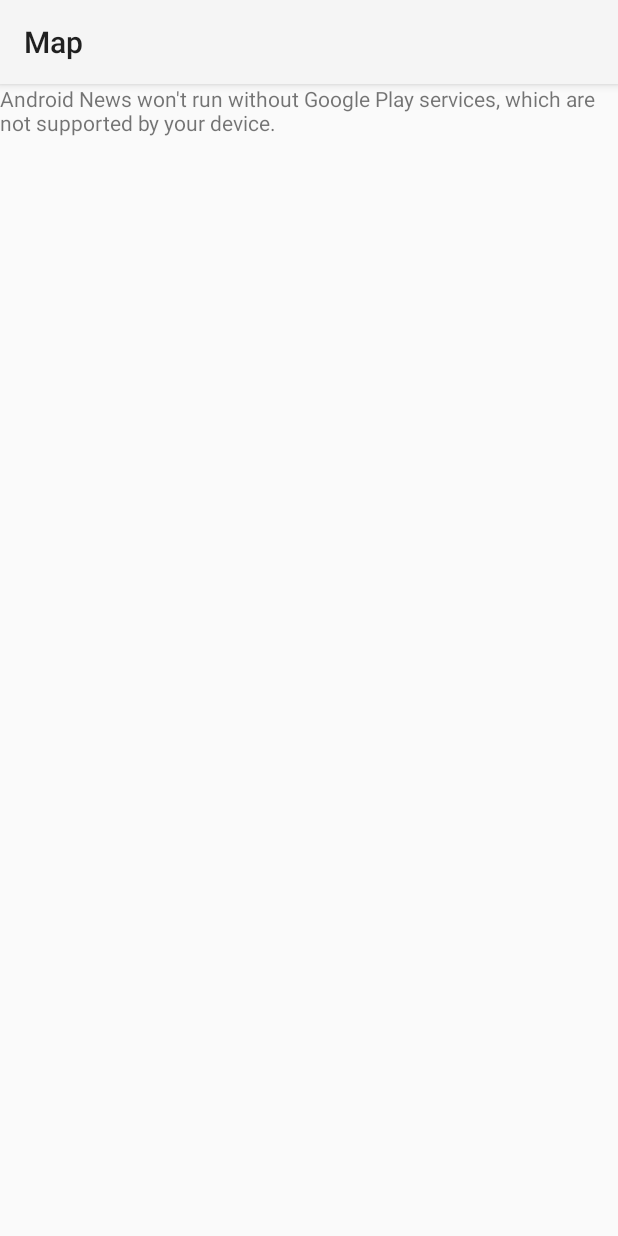
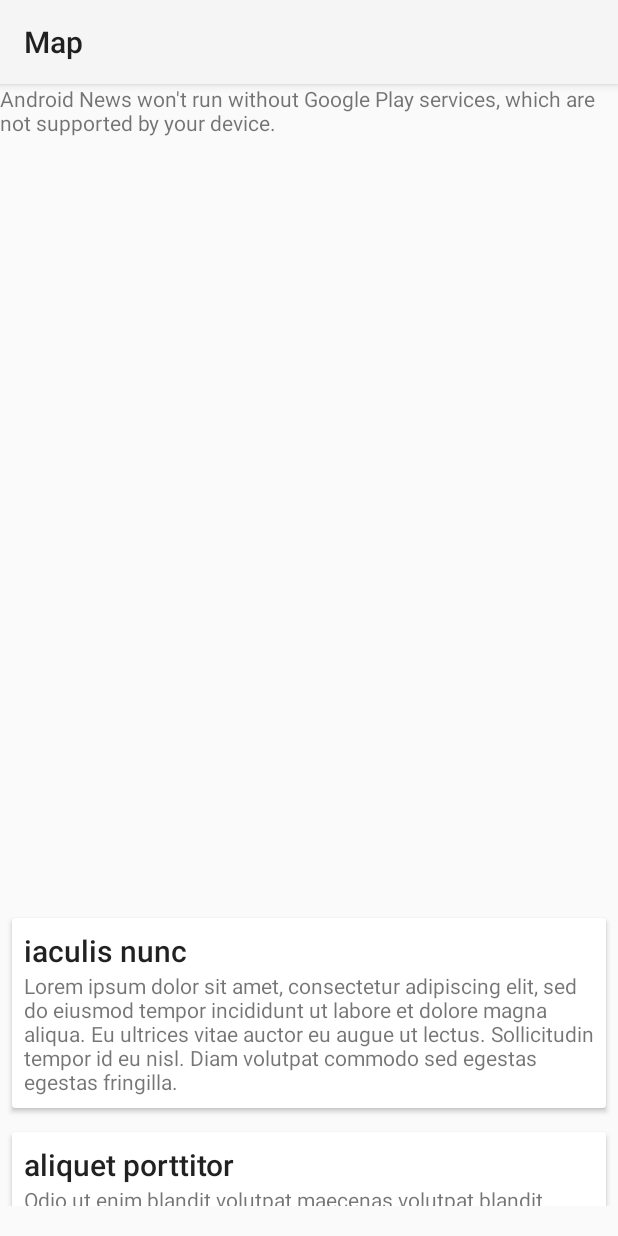
Before and after one commit to Oscarbk/Android-News, an Android app: the MapsActivity screen opened directly, with no data from a screen before it, on a phone screen of 412 x 824 dp. Run offline under Robolectric (Android 15) with nearby library versions, the phone set to English and light mode, and no system bars; libraries missing offline, so code that uses them is left out: org.jetbrains.anko.

Commit message:
News Overlay requirements "met" -ugly, needs tweaking

```diff
--- a/Project1/app/src/main/java/com/example/androidnews/MapsActivity.kt
+++ b/Project1/app/src/main/java/com/example/androidnews/MapsActivity.kt
@@ -12,13 +12,20 @@ import com.google.android.gms.maps.model.MarkerOptions
 import android.location.Address
 import android.location.Geocoder
 import android.util.Log
+import android.widget.ArrayAdapter
+import android.widget.HorizontalScrollView
+import android.widget.Spinner
 import android.widget.Toast
+import androidx.recyclerview.widget.LinearLayoutManager
+import androidx.recyclerview.widget.RecyclerView
 import org.jetbrains.anko.doAsync
 
 
 class MapsActivity : AppCompatActivity(), OnMapReadyCallback {
 
     private lateinit var mMap: GoogleMap
+
+    private lateinit var recyclerView: RecyclerView
 
     override fun onCreate(savedInstanceState: Bundle?) {
         super.onCreate(savedInstanceState)
@@ -27,6 +34,13 @@ class MapsActivity : AppCompatActivity(), OnMapReadyCallback {
         val mapFragment = supportFragmentManager
             .findFragmentById(R.id.map) as SupportMapFragment
         mapFragment.getMapAsync(this)
+
+        recyclerView = findViewById(R.id.recyclerView)
+        val sources = getFakeSources()
+        val adapter = SourcesAdapter(sources)
+
+        recyclerView.adapter = adapter
+        recyclerView.layoutManager = LinearLayoutManager(this)
     }
 
     /**
@@ -95,4 +109,48 @@ class MapsActivity : AppCompatActivity(), OnMapReadyCallback {
             }
         }
     }
+    fun getFakeSources(): List<Source> {
+        return listOf(
+            Source(
+                username = "iaculis nunc",
+                content = "Lorem ipsum dolor sit amet, consectetur adipiscing elit, sed do eiusmod tempor incididunt ut labore et dolore magna aliqua. Eu ultrices vitae auctor eu augue ut lectus. Sollicitudin tempor id eu nisl. Diam volutpat commodo sed egestas egestas fringilla.",
+            ),
+            Source(
+                username = "aliquet porttitor",
+                content = "Odio ut enim blandit volutpat maecenas volutpat blandit.",
+            ),
+            Source(
+                username = "tincidunt tortor",
+                content = "Luctus accumsan tortor posuere ac ut consequat semper viverra.",
+            ),
+            Source(
+                username = "tellus elementum",
+                content = "Urna condimentum mattis pellentesque id nibh. Sollicitudin aliquam ultrices sagittis orci a scelerisque. Egestas integer eget aliquet nibh praesent tristique magna sit amet.",
+            ),
+            Source(
+                username = "ante in",
+                content = "Cras adipiscing enim eu turpis egestas pretium.",
+            ),
+            Source(
+                username = "sociis natoque",
+                content = "Purus semper eget duis at tellus at urna condimentum. Urna condimentum mattis pellentesque id nibh tortor id.",
+            ),
+            Source(
+                username = "lorem ipsum",
+                content = "Adipiscing bibendum est ultricies integer quis auctor elit sed vulputate.",
+            ),
+            Source(
+                username = "aliquam etiam",
+                content = "Elementum sagittis vitae et leo duis ut diam quam.",
+            ),
+            Source(
+                username = "euismod nisi",
+                content = "Proin sagittis nisl rhoncus mattis rhoncus urna. Vitae tortor condimentum lacinia quis vel eros donec ac odio.",
+            ),
+            Source(
+                username = "quisque id",
+                content = "Dignissim sodales ut eu sem integer vitae justo.",
+            )
+        )
+    }
 }
--- a/Project1/app/src/main/java/com/example/androidnews/SourceActivity.kt
+++ b/Project1/app/src/main/java/com/example/androidnews/SourceActivity.kt
@@ -20,7 +20,6 @@ class SourceActivity : AppCompatActivity() {
         val term: String = intent.getStringExtra("TERM")!!
         setTitle("Search for $term")
 
-        // The following code snippet is adapted from the android developer documentation on Spinners
         recyclerView = findViewById(R.id.recyclerView)
         val sources = getFakeSources()
         val adapter = SourcesAdapter(sources)
@@ -28,6 +27,7 @@ class SourceActivity : AppCompatActivity() {
         recyclerView.adapter = adapter
         recyclerView.layoutManager = LinearLayoutManager(this)
 
+        // The following code snippet is adapted from the android developer documentation on Spinners
         val spinner: Spinner = findViewById(R.id.spinner)
         // Create an ArrayAdapter using the string array and a default spinner layout
         ArrayAdapter.createFromResource(
@@ -85,6 +85,4 @@ class SourceActivity : AppCompatActivity() {
             )
         )
     }
-
-
 }
--- a/Project1/app/src/main/res/layout/activity_maps.xml
+++ b/Project1/app/src/main/res/layout/activity_maps.xml
@@ -6,11 +6,34 @@
     xmlns:tools="http://schemas.android.com/tools"
     android:layout_width="match_parent"
     android:layout_height="match_parent">
+
     <fragment
         android:id="@+id/map"
         android:name="com.google.android.gms.maps.SupportMapFragment"
         android:layout_width="match_parent"
         android:layout_height="match_parent"
-        tools:context=".MapsActivity" />
+        tools:context=".MapsActivity"
+        tools:layout_editor_absoluteX="16dp"
+        tools:layout_editor_absoluteY="-88dp" />
 
+    <HorizontalScrollView
+        android:id="@+id/HScrollView"
+        android:layout_width="match_parent"
+        android:layout_height="200dp"
+        android:layout_marginBottom="20dp"
+        android:fillViewport="true"
+        app:layout_constraintBottom_toBottomOf="parent"
+        app:layout_constraintEnd_toEndOf="parent"
+        app:layout_constraintStart_toStartOf="parent">
+
+        <androidx.recyclerview.widget.RecyclerView
+            android:id="@+id/recyclerView"
+            android:layout_width="wrap_content"
+            android:layout_height="match_parent"
+            android:orientation="horizontal"
+            app:layout_constraintBottom_toTopOf="@+id/skip"
+            app:layout_constraintEnd_toEndOf="parent"
+            app:layout_constraintStart_toStartOf="parent"
+            app:layout_constraintTop_toBottomOf="@+id/sourceBox" />
+    </HorizontalScrollView>
 </androidx.constraintlayout.widget.ConstraintLayout>
```
